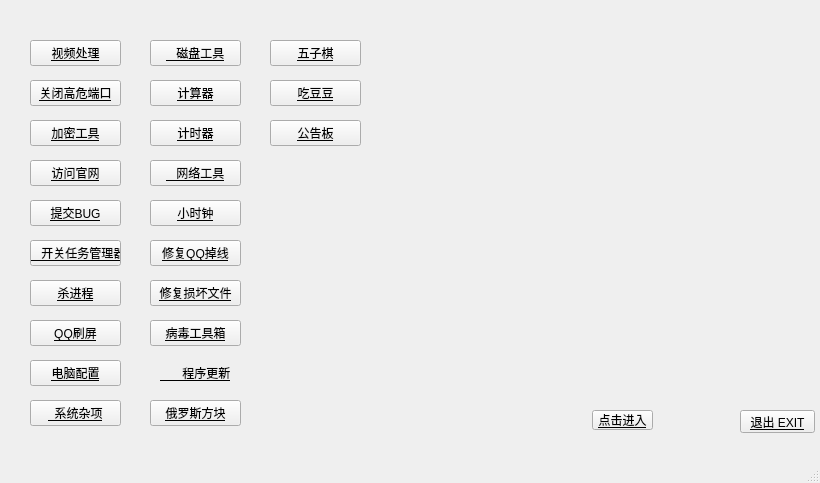
Above: Launcher/untitled/mainwindow.ui from PureMoonStudio/Tools before the change. Below: the same form after it.
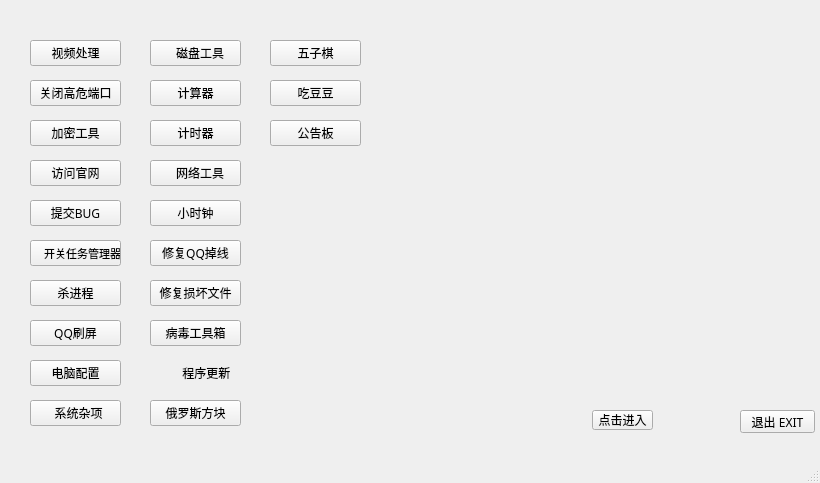
That is the form after the change. Icons and pictures are not drawn.

```diff
--- a/Launcher/untitled/mainwindow.ui
+++ b/Launcher/untitled/mainwindow.ui
@@ -24,8 +24,7 @@
    <string>ToolsBox</string>
   </property>
   <property name="styleSheet">
-   <string notr="true">font: 9pt &quot;Adobe Arabic&quot;;
-text-decoration: underline;</string>
+   <string notr="true"/>
   </property>
   <widget class="QWidget" name="centralWidget">
    <widget class="QPushButton" name="pushButton">
@@ -37,6 +36,16 @@
       <height>23</height>
      </rect>
     </property>
+    <property name="font">
+     <font>
+      <family>Adobe Arabic</family>
+      <pointsize>9</pointsize>
+      <weight>50</weight>
+      <italic>false</italic>
+      <bold>false</bold>
+      <underline>false</underline>
+     </font>
+    </property>
     <property name="cursor">
      <cursorShape>ArrowCursor</cursorShape>
     </property>
@@ -66,11 +75,7 @@
     <property name="font">
      <font>
       <family>Adobe Arabic</family>
-      <pointsize>9</pointsize>
-      <weight>50</weight>
-      <italic>false</italic>
-      <bold>false</bold>
-      <underline>true</underline>
+      <underline>false</underline>
      </font>
     </property>
     <property name="focusPolicy">
@@ -104,6 +109,12 @@
       <height>26</height>
      </rect>
     </property>
+    <property name="font">
+     <font>
+      <family>Adobe Arabic</family>
+      <underline>false</underline>
+     </font>
+    </property>
     <property name="text">
      <string>关闭高危端口</string>
     </property>
@@ -117,6 +128,12 @@
       <height>26</height>
      </rect>
     </property>
+    <property name="font">
+     <font>
+      <family>Adobe Arabic</family>
+      <underline>false</underline>
+     </font>
+    </property>
     <property name="text">
      <string>加密工具</string>
     </property>
@@ -130,6 +147,12 @@
       <height>26</height>
      </rect>
     </property>
+    <property name="font">
+     <font>
+      <family>Adobe Arabic</family>
+      <underline>false</underline>
+     </font>
+    </property>
     <property name="text">
      <string>访问官网</string>
     </property>
@@ -143,6 +166,12 @@
       <height>26</height>
      </rect>
     </property>
+    <property name="font">
+     <font>
+      <family>Adobe Arabic</family>
+      <underline>false</underline>
+     </font>
+    </property>
     <property name="text">
      <string>提交BUG</string>
     </property>
@@ -159,11 +188,11 @@
     <property name="font">
      <font>
       <family>Adobe Arabic</family>
-      <pointsize>9</pointsize>
+      <pointsize>8</pointsize>
       <weight>50</weight>
       <italic>false</italic>
       <bold>false</bold>
-      <underline>true</underline>
+      <underline>false</underline>
      </font>
     </property>
     <property name="styleSheet">
@@ -182,6 +211,12 @@
       <height>26</height>
      </rect>
     </property>
+    <property name="font">
+     <font>
+      <family>Adobe Arabic</family>
+      <underline>false</underline>
+     </font>
+    </property>
     <property name="text">
      <string>杀进程</string>
     </property>
@@ -195,6 +230,12 @@
       <height>26</height>
      </rect>
     </property>
+    <property name="font">
+     <font>
+      <family>Adobe Arabic</family>
+      <underline>false</underline>
+     </font>
+    </property>
     <property name="text">
      <string>QQ刷屏</string>
     </property>
@@ -208,6 +249,12 @@
       <height>26</height>
      </rect>
     </property>
+    <property name="font">
+     <font>
+      <family>Adobe Arabic</family>
+      <underline>false</underline>
+     </font>
+    </property>
     <property name="text">
      <string>电脑配置</string>
     </property>
@@ -221,6 +268,12 @@
       <height>26</height>
      </rect>
     </property>
+    <property name="font">
+     <font>
+      <family>Adobe Arabic</family>
+      <underline>false</underline>
+     </font>
+    </property>
     <property name="styleSheet">
      <string notr="true">border-image: url(:/2/04.PNG);</string>
     </property>
@@ -237,6 +290,12 @@
       <height>26</height>
      </rect>
     </property>
+    <property name="font">
+     <font>
+      <family>Adobe Arabic</family>
+      <underline>false</underline>
+     </font>
+    </property>
     <property name="text">
      <string>计算器</string>
     </property>
@@ -250,6 +309,12 @@
       <height>26</height>
      </rect>
     </property>
+    <property name="font">
+     <font>
+      <family>Adobe Arabic</family>
+      <underline>false</underline>
+     </font>
+    </property>
     <property name="text">
      <string>计时器</string>
     </property>
@@ -263,6 +328,12 @@
       <height>26</height>
      </rect>
     </property>
+    <property name="font">
+     <font>
+      <family>Adobe Arabic</family>
+      <underline>false</underline>
+     </font>
+    </property>
     <property name="styleSheet">
      <string notr="true">border-image: url(:/2/04.PNG);</string>
     </property>
@@ -282,6 +353,12 @@
       <height>26</height>
      </rect>
     </property>
+    <property name="font">
+     <font>
+      <family>Adobe Arabic</family>
+      <underline>false</underline>
+     </font>
+    </property>
     <property name="text">
      <string>小时钟</string>
     </property>
@@ -295,6 +372,12 @@
       <height>26</height>
      </rect>
     </property>
+    <property name="font">
+     <font>
+      <family>Adobe Arabic</family>
+      <underline>false</underline>
+     </font>
+    </property>
     <property name="text">
      <string>修复QQ掉线</string>
     </property>
@@ -308,6 +391,12 @@
       <height>26</height>
      </rect>
     </property>
+    <property name="font">
+     <font>
+      <family>Adobe Arabic</family>
+      <underline>false</underline>
+     </font>
+    </property>
     <property name="text">
      <string>修复损坏文件</string>
     </property>
@@ -321,6 +410,12 @@
       <height>26</height>
      </rect>
     </property>
+    <property name="font">
+     <font>
+      <family>Adobe Arabic</family>
+      <underline>false</underline>
+     </font>
+    </property>
     <property name="text">
      <string>病毒工具箱</string>
     </property>
@@ -334,6 +429,12 @@
       <height>26</height>
      </rect>
     </property>
+    <property name="font">
+     <font>
+      <family>Adobe Arabic</family>
+      <underline>false</underline>
+     </font>
+    </property>
     <property name="text">
      <string>视频处理</string>
     </property>
@@ -354,7 +455,7 @@
       <weight>50</weight>
       <italic>false</italic>
       <bold>false</bold>
-      <underline>true</underline>
+      <underline>false</underline>
      </font>
     </property>
     <property name="styleSheet">
@@ -373,9 +474,18 @@
       <height>20</height>
      </rect>
     </property>
+    <property name="font">
+     <font>
+      <family>Adobe Arabic</family>
+      <pointsize>9</pointsize>
+      <weight>50</weight>
+      <italic>false</italic>
+      <bold>false</bold>
+      <underline>false</underline>
+     </font>
+    </property>
     <property name="styleSheet">
-     <string notr="true">font: 9pt &quot;Adobe Arabic&quot;;
-text-decoration: underline rgb(56, 113, 170);
+     <string notr="true">
 </string>
     </property>
     <property name="text">
@@ -391,6 +501,12 @@
       <height>26</height>
      </rect>
     </property>
+    <property name="font">
+     <font>
+      <family>Adobe Arabic</family>
+      <underline>false</underline>
+     </font>
+    </property>
     <property name="text">
      <string>俄罗斯方块</string>
     </property>
@@ -404,6 +520,12 @@
       <height>26</height>
      </rect>
     </property>
+    <property name="font">
+     <font>
+      <family>Adobe Arabic</family>
+      <underline>false</underline>
+     </font>
+    </property>
     <property name="text">
      <string>五子棋</string>
     </property>
@@ -417,6 +539,12 @@
       <height>26</height>
      </rect>
     </property>
+    <property name="font">
+     <font>
+      <family>Adobe Arabic</family>
+      <underline>false</underline>
+     </font>
+    </property>
     <property name="text">
      <string>吃豆豆</string>
     </property>
@@ -430,6 +558,17 @@
       <height>26</height>
      </rect>
     </property>
+    <property name="font">
+     <font>
+      <family>Adobe Arabic</family>
+      <pointsize>9</pointsize>
+      <weight>50</weight>
+      <italic>false</italic>
+      <bold>false</bold>
+      <underline>false</underline>
+      <strikeout>false</strikeout>
+     </font>
+    </property>
     <property name="text">
      <string>公告板</string>
     </property>
```
Left out of the diff: 2 changed lines with no effect on the pictures.
